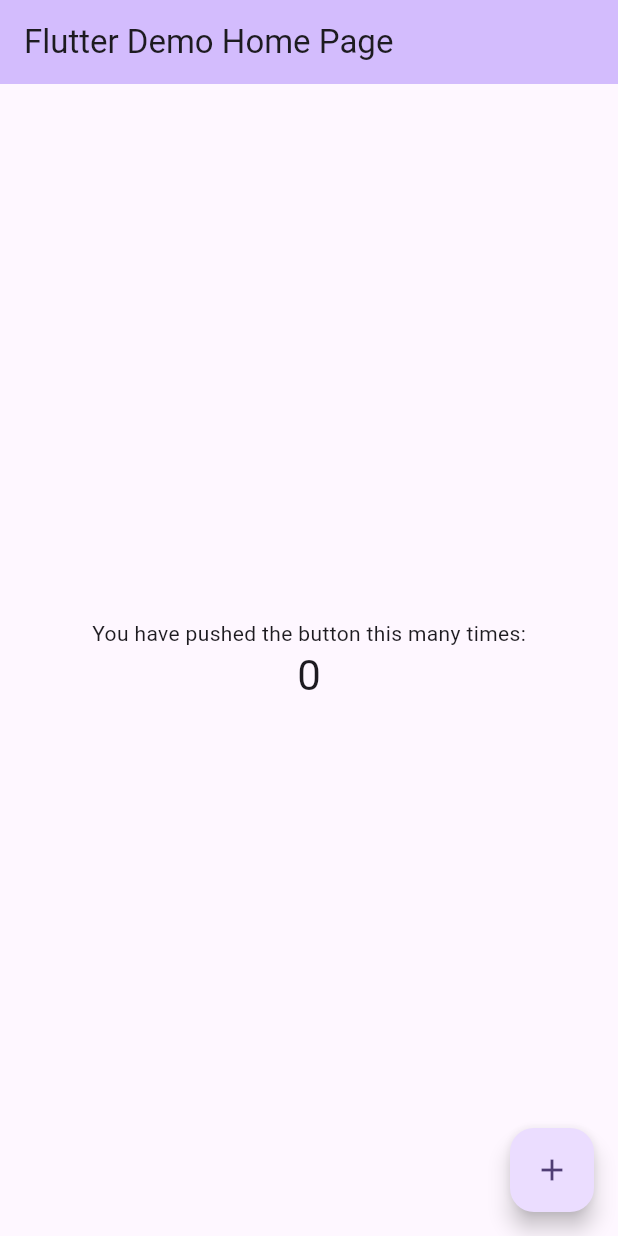
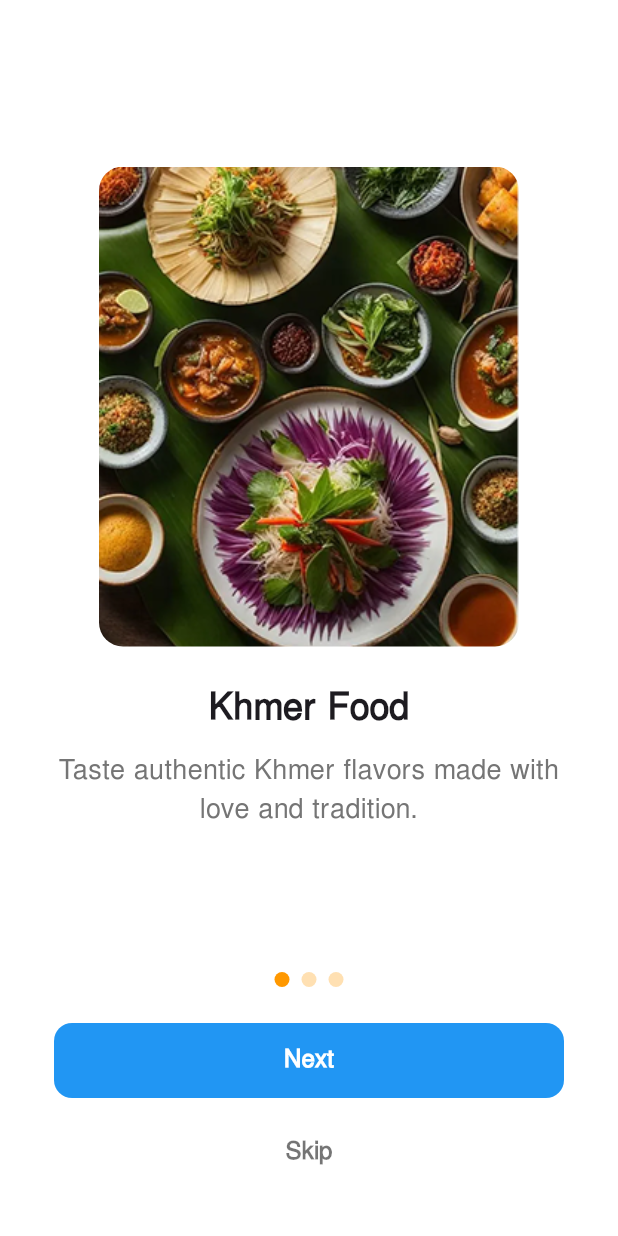
Before and after one commit to God123125/mobile_assignment, a Flutter app: the screen it shows after launch, on a phone screen of 412 x 824 dp. Run offline on Flutter 3.47's test engine with Material 3 defaults, Android fonts, the phone set to English and light mode, and no system bars.

Commit message:
add welcome screen

```diff
--- a/lib/main.dart
+++ b/lib/main.dart
@@ -1,4 +1,5 @@
 import 'package:flutter/material.dart';
+import 'package:khmer_cultur_app/screens/first_screen.dart';
 
 void main() {
   runApp(const MyApp());
@@ -7,116 +8,15 @@ void main() {
 class MyApp extends StatelessWidget {
   const MyApp({super.key});
 
-  // This widget is the root of your application.
   @override
   Widget build(BuildContext context) {
     return MaterialApp(
-      title: 'Flutter Demo',
+      title: 'Khmer Cultur App',
+      debugShowCheckedModeBanner: false,
       theme: ThemeData(
-        // This is the theme of your application.
-        //
-        // TRY THIS: Try running your application with "flutter run". You'll see
-        // the application has a purple toolbar. Then, without quitting the app,
-        // try changing the seedColor in the colorScheme below to Colors.green
-        // and then invoke "hot reload" (save your changes or press the "hot
-        // reload" button in a Flutter-supported IDE, or press "r" if you used
-        // the command line to start the app).
-        //
-        // Notice that the counter didn't reset back to zero; the application
-        // state is not lost during the reload. To reset the state, use hot
-        // restart instead.
-        //
-        // This works for code too, not just values: Most code changes can be
-        // tested with just a hot reload.
-        colorScheme: .fromSeed(seedColor: Colors.deepPurple),
+        fontFamily: 'KhmerOSbattambang',
       ),
-      home: const MyHomePage(title: 'Flutter Demo Home Page'),
+      home: FirstScreen(),
     );
   }
 }
-
-class MyHomePage extends StatefulWidget {
-  const MyHomePage({super.key, required this.title});
-
-  // This widget is the home page of your application. It is stateful, meaning
-  // that it has a State object (defined below) that contains fields that affect
-  // how it looks.
-
-  // This class is the configuration for the state. It holds the values (in this
-  // case the title) provided by the parent (in this case the App widget) and
-  // used by the build method of the State. Fields in a Widget subclass are
-  // always marked "final".
-
-  final String title;
-
-  @override
-  State<MyHomePage> createState() => _MyHomePageState();
-}
-
-class _MyHomePageState extends State<MyHomePage> {
-  int _counter = 0;
-
-  void _incrementCounter() {
-    setState(() {
-      // This call to setState tells the Flutter framework that something has
-      // changed in this State, which causes it to rerun the build method below
-      // so that the display can reflect the updated values. If we changed
-      // _counter without calling setState(), then the build method would not be
-      // called again, and so nothing would appear to happen.
-      _counter++;
-    });
-  }
-
-  @override
-  Widget build(BuildContext context) {
-    // This method is rerun every time setState is called, for instance as done
-    // by the _incrementCounter method above.
-    //
-    // The Flutter framework has been optimized to make rerunning build methods
-    // fast, so that you can just rebuild anything that needs updating rather
-    // than having to individually change instances of widgets.
-    return Scaffold(
-      appBar: AppBar(
-        // TRY THIS: Try changing the color here to a specific color (to
-        // Colors.amber, perhaps?) and trigger a hot reload to see the AppBar
-        // change color while the other colors stay the same.
-        backgroundColor: Theme.of(context).colorScheme.inversePrimary,
-        // Here we take the value from the MyHomePage object that was created by
-        // the App.build method, and use it to set our appbar title.
-        title: Text(widget.title),
-      ),
-      body: Center(
-        // Center is a layout widget. It takes a single child and positions it
-        // in the middle of the parent.
-        child: Column(
-          // Column is also a layout widget. It takes a list of children and
-          // arranges them vertically. By default, it sizes itself to fit its
-          // children horizontally, and tries to be as tall as its parent.
-          //
-          // Column has various properties to control how it sizes itself and
-          // how it positions its children. Here we use mainAxisAlignment to
-          // center the children vertically; the main axis here is the vertical
-          // axis because Columns are vertical (the cross axis would be
-          // horizontal).
-          //
-          // TRY THIS: Invoke "debug painting" (choose the "Toggle Debug Paint"
-          // action in the IDE, or press "p" in the console), to see the
-          // wireframe for each widget.
-          mainAxisAlignment: .center,
-          children: [
-            const Text('You have pushed the button this many times:'),
-            Text(
-              '$_counter',
-              style: Theme.of(context).textTheme.headlineMedium,
-            ),
-          ],
-        ),
-      ),
-      floatingActionButton: FloatingActionButton(
-        onPressed: _incrementCounter,
-        tooltip: 'Increment',
-        child: const Icon(Icons.add),
-      ),
-    );
-  }
-}
--- /dev/null
+++ b/lib/screens/welcome_screen.dart
@@ -0,0 +1,155 @@
+import 'package:flutter/material.dart';
+import 'package:khmer_cultur_app/screens/login_screen.dart';
+
+class WelcomeScreen extends StatefulWidget {
+  const WelcomeScreen({super.key});
+
+  @override
+  State<WelcomeScreen> createState() => _WelcomeScreenState();
+}
+
+class _WelcomeScreenState extends State<WelcomeScreen> {
+  final PageController _pageController = PageController();
+  int currentIndex = 0;
+
+  final List<Map<String, String>> pages = [
+    {
+      'title': 'Khmer Food',
+      'description':'Taste authentic Khmer flavors made with love and tradition.',
+      'image': 'assets/images/welcom1.png',
+    },
+    {
+      'title': 'Khmer Souvenirs',
+      'description':'Discover meaningful handmade souvenirs reflecting Cambodia’s beauty and spirit.',
+      'image': 'assets/images/welcom2.png',
+    },
+    {
+      'title': 'Khmer Clothing',
+      'description':'Shop elegant Khmer outfits blending tradition, style, and modern fashion.',
+      'image': 'assets/images/welcom3.png',
+    },
+  ];
+
+  @override
+  Widget build(BuildContext context) {
+    return Scaffold(
+      backgroundColor: Colors.white,
+      body: Padding(
+        padding: EdgeInsets.all(20),
+        child: Column(
+          children: [
+            Expanded(
+              child: PageView.builder(
+                controller: _pageController,
+                itemCount: pages.length,
+                onPageChanged: (index) {
+                  setState(() => currentIndex = index);
+                },
+                itemBuilder: (context, index) {
+                  return Column(
+                    mainAxisAlignment: MainAxisAlignment.center,
+                    children: [
+                      ClipRRect(
+                        borderRadius: BorderRadius.circular(16),
+                        child: Image.asset(
+                          pages[index]['image']!,
+                          height: 320,
+                          width: 280,
+                          fit: BoxFit.cover,
+                        ),
+                      ),
+                      SizedBox(height: 24),
+                      Text(
+                        pages[index]['title']!,
+                        style: TextStyle(
+                          fontSize: 24,
+                          fontWeight: FontWeight.bold,
+                        ),
+                      ),
+                      SizedBox(height: 12),
+                      Text(
+                        pages[index]['description']!,
+                        textAlign: TextAlign.center,
+                        style: TextStyle(
+                          fontSize: 18,
+                          color: Colors.grey.shade600,
+                        ),
+                      ),
+                    ],
+                  );
+                },
+              ),
+            ),
+            Row(
+              mainAxisAlignment: MainAxisAlignment.center,
+              children: List.generate(
+                pages.length,
+                (index) => AnimatedContainer(
+                  duration: Duration(milliseconds: 300),
+                  margin: EdgeInsets.all(4),
+                  width: 10,
+                  height: 10,
+                  decoration: BoxDecoration(
+                    color: currentIndex == index
+                        ? Colors.orange
+                        : Color.fromARGB(77, 255, 153, 0),
+                    borderRadius: BorderRadius.circular(10),
+                  ),
+                ),
+              ),
+            ),
+            SizedBox(height: 20),
+            Container(
+              width: double.infinity,
+              height: 50,
+              padding: EdgeInsets.symmetric(horizontal: 16),
+              child: ElevatedButton(
+                onPressed: () {
+                  if (currentIndex < pages.length - 1) {
+                    _pageController.nextPage(
+                      duration: Duration(milliseconds: 300),
+                      curve: Curves.easeInOut,
+                    );
+                  } else {
+                    Navigator.push(
+                      context,
+                      MaterialPageRoute(builder: (context) => LoginScreen()),
+                    );
+                  }
+                },
+                style: ElevatedButton.styleFrom(
+                  backgroundColor: Colors.blue,
+                  shape: RoundedRectangleBorder(
+                    borderRadius: BorderRadius.circular(12),
+                  ),
+                  elevation: 0,
+                ),
+                child: Text(
+                  currentIndex == pages.length - 1 ? 'Get Started' : 'Next',
+                  style: TextStyle(
+                    color: Colors.white,
+                    fontSize: 16,
+                    fontWeight: FontWeight.bold,
+                  ),
+                ),
+              ),
+            ),
+
+            Padding(
+              padding: EdgeInsets.all(12),
+              child: TextButton(
+                onPressed: () {
+                  Navigator.push(
+                    context,
+                    MaterialPageRoute(builder: (context) => LoginScreen()),
+                  );
+                },
+                child: Text('Skip',style: TextStyle(color: Colors.black54,fontWeight: FontWeight.bold,fontSize: 16,),),
+              ),
+            ),
+          ],
+        ),
+      ),
+    );
+  }
+}
```
Also changed, not shown: lib/screens/first_screen.dart (added, +37 -0 lines), lib/screens/login_screen.dart (added, +198 -0 lines), pubspec.yaml (+7 -70 lines), assets/fonts/KhmerOSbattambang.ttf (added), assets/images/bg_login.png (added), assets/images/first.png (added), assets/images/welcom1.png (added), assets/images/welcom2.png (added), assets/images/welcom3.png (added).
